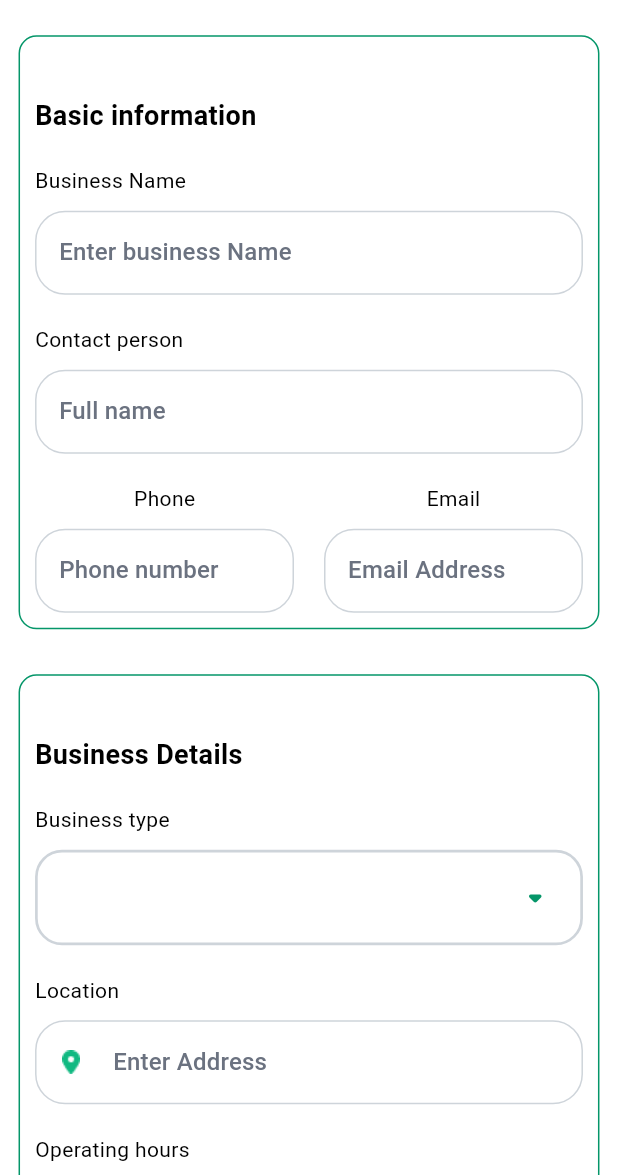
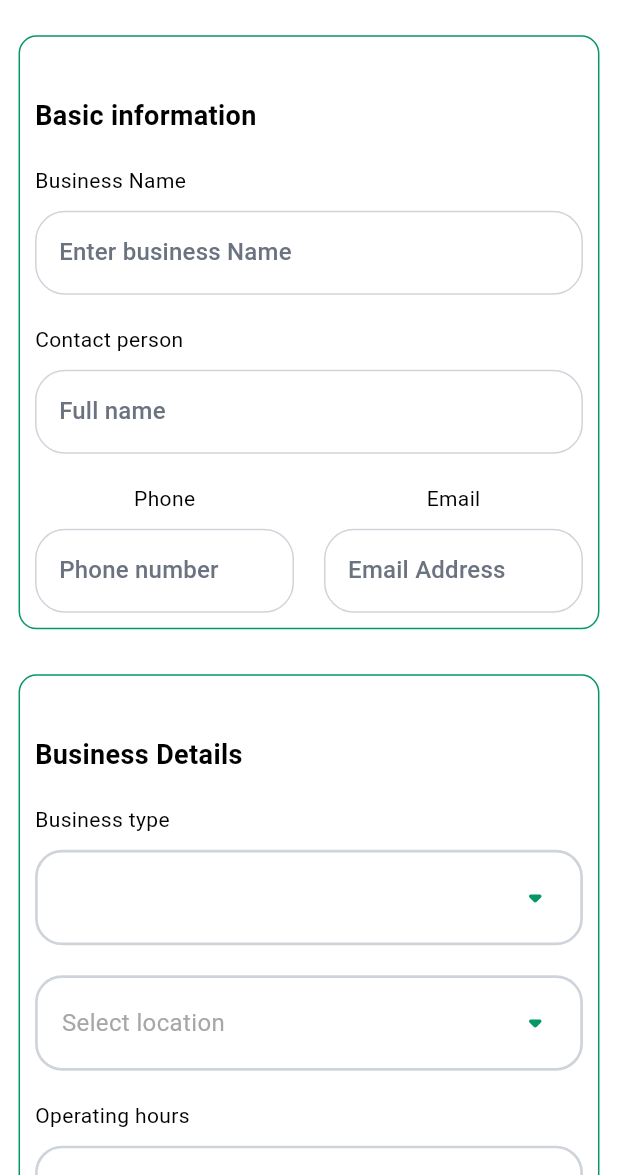
Before and after one commit to Faridaessam1/eco, a Flutter app: the SellerProfileView screen opened directly, on a phone screen of 412 x 824 dp, the part 61-1236 px from its top. Run offline on Flutter 3.47's test engine with Material 3 defaults, Android fonts, the phone set to English and light mode, and no system bars; drawn by our look-alikes of animated_custom_dropdown; our stand-ins replace bot_toast, cloud_firestore, firebase_auth, firebase_core, flutter_easyloading, google_sign_in and 2 more; accounts and stored records are empty; generated files the repository leaves out were written again.

Commit message:
last update today

```diff
--- a/lib/core/FirebaseServices/firebase_firestore.dart
+++ b/lib/core/FirebaseServices/firebase_firestore.dart
@@ -3,7 +3,6 @@ import 'package:eco_eaters_app_3/Data/dish_data_model.dart';
 import 'package:firebase_auth/firebase_auth.dart';
 import 'package:flutter/cupertino.dart';
 import '../../Data/order_data_model.dart';
-import '../../Data/restaurant_model.dart';
 
 abstract class FireBaseFirestoreServices {
 
@@ -28,12 +27,12 @@ abstract class FireBaseFirestoreServices {
     required TextEditingController contactPersonController,
     required TextEditingController phoneController,
     required TextEditingController emailController,
-    required TextEditingController addressController,
+    required Function(String) onAddressSelected,
     required Function(String?) onBusinessTypeSelected,
     required Function(String?) onOperatingHoursSelected,
   }) async {
     final currentUserId = FirebaseAuth.instance.currentUser!.uid;
-
+try{
   final doc = await FirebaseFirestore.instance
       .collection('users')
       .doc(currentUserId)
@@ -41,16 +40,20 @@ abstract class FireBaseFirestoreServices {
 
   if (doc.exists) {
     final data = doc.data()!;
-      print("businessType: ${data['businessType']}");
-      print("operatingHours: ${data['operatingHours']}");
+
+
     businessNameController.text = data['businessName'];
     contactPersonController.text = data['contactPerson'];
     phoneController.text = data['phone'];
     emailController.text = data['email'];
-      addressController.text = data['address'];
+    onAddressSelected (data['address']) ;
     onBusinessTypeSelected(data['businessType']);
     onOperatingHoursSelected(data['operatingHours']);
   }
+} catch(e){
+  print(e);
+}
+
   }
 
 //functions trg3 el data mn database (read data)
--- a/lib/ui/seller/profile/seller_profile_view.dart
+++ b/lib/ui/seller/profile/seller_profile_view.dart
@@ -26,11 +26,25 @@ class SellerProfileView extends StatefulWidget {
 class _SellerProfileViewState extends State<SellerProfileView> {
   String? selectedBusinessType;
   String? selectedOperatingHours;
+  String? selectedAddress;
+  String? selectedCity;
+  final cairoCities = [
+    'Nasr City',
+    'Heliopolis',
+    'Maadi',
+    'Zamalek',
+    'New Cairo',
+    '6th of October',
+    'Mohandessin',
+    'El Abbasia',
+    'Shubra',
+    'Downtown',
+  ];
+
   final TextEditingController _businessNameController = TextEditingController();
   final TextEditingController _contactPersonController = TextEditingController();
   final TextEditingController _phoneController = TextEditingController();
   final TextEditingController _emailController = TextEditingController();
-  final TextEditingController _addressController = TextEditingController();
   final GlobalKey<FormState> _formKey = GlobalKey<FormState>();
 
   @override
@@ -38,11 +52,16 @@ class _SellerProfileViewState extends State<SellerProfileView> {
     super.initState();
 
     FireBaseFirestoreServices.getSellerProfileData(
+
       businessNameController: _businessNameController,
       contactPersonController: _contactPersonController,
       phoneController: _phoneController,
       emailController: _emailController,
-      addressController: _addressController,
+      onAddressSelected: (value) {
+        setState(() {
+          selectedAddress = value;
+        });
+      },
       onBusinessTypeSelected: (value) {
         setState(() {
           selectedBusinessType = value;
@@ -288,30 +307,35 @@ class _SellerProfileViewState extends State<SellerProfileView> {
                     const SizedBox(
                       height: 20,
                     ),
-                    const Text(
-                      "Location",
-                      style: TextStyle(
-                          fontSize: 14,
-                          fontWeight: FontWeight.w400,
-                          color: AppColors.black),
+                    CustomDropdown<String>(
+                      hintText: 'Select location',
+                      items: cairoCities,
+                      initialItem: selectedCity,
+                      onChanged: (value) {
+                        setState(() {
+                          selectedCity = value;
+                        });
+                      },
+                      decoration: CustomDropdownDecoration(
+                        closedBorder: Border.all(
+                          color: AppColors.grey,
+                          width: 1.8,
+                        ),
+                        closedBorderRadius: BorderRadius.circular(18),
+                        closedSuffixIcon: const Icon(
+                          Icons.arrow_drop_down_rounded,
+                          color: AppColors.green,
+                          size: 28,
+                        ),
+                        expandedSuffixIcon: const Icon(
+                          Icons.arrow_drop_up_rounded,
+                          color: AppColors.green,
+                          size: 28,
+                        ),
+                      ),
                     ),
-                    const SizedBox(
-                      height: 10,
-                    ),
-                    CustomTextFormField(
-                      controller: _addressController,
-                      hintText: "Enter Address",
-                      hintTextColor: AppColors.textGreyColor,
-                      filledColor: AppColors.white,
-                      borderColor: AppColors.grey,
-                      iconPath: AppAssets.locationIcon,
-                      validator: (value) {
-                        if (value == null || value.isEmpty) {
-                          return 'Please enter your address';
-                        }
-                        return null;
-                      },
-                    ),
+
+
                     const SizedBox(
                       height: 20,
                     ),
```
Lines whose indentation alone changed are shown as unchanged.
